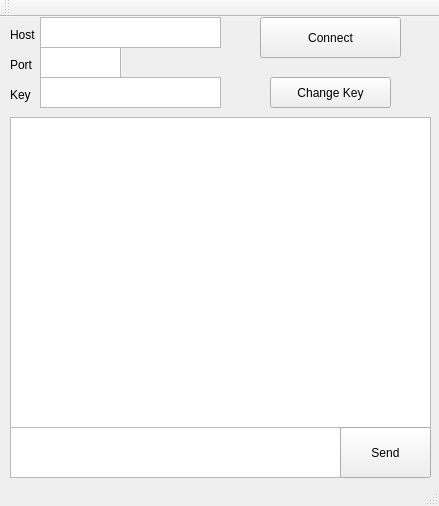
The window that vpn/mainwindow.ui (leekeith/EECE412) describes before a commit, drawn with Qt 5.
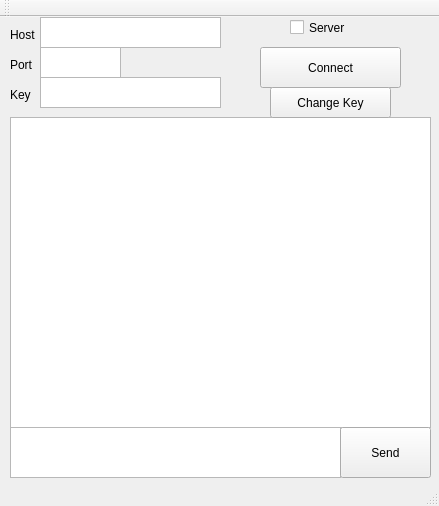
The same window after the commit.

Commit message: Added checkbox, tcp connection sockets.. will update later.

What changed in the file:
```diff
--- a/vpn/mainwindow.ui
+++ b/vpn/mainwindow.ui
@@ -18,7 +18,7 @@
     <property name="geometry">
      <rect>
       <x>260</x>
-      <y>0</y>
+      <y>30</y>
       <width>141</width>
       <height>41</height>
      </rect>
@@ -133,7 +133,7 @@
     <property name="geometry">
      <rect>
       <x>270</x>
-      <y>60</y>
+      <y>70</y>
       <width>121</width>
       <height>31</height>
      </rect>
@@ -142,6 +142,19 @@
      <string>Change Key</string>
     </property>
    </widget>
+   <widget class="QCheckBox" name="checkBox_server">
+    <property name="geometry">
+     <rect>
+      <x>290</x>
+      <y>0</y>
+      <width>87</width>
+      <height>21</height>
+     </rect>
+    </property>
+    <property name="text">
+     <string>Server</string>
+    </property>
+   </widget>
   </widget>
   <widget class="QMenuBar" name="menuBar">
    <property name="geometry">
```
The commit also changes 4 other files.
